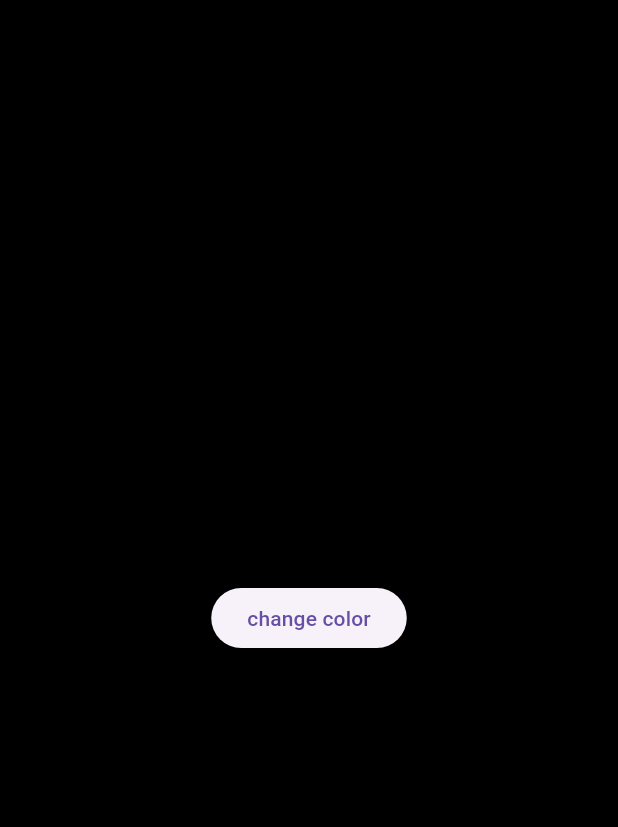
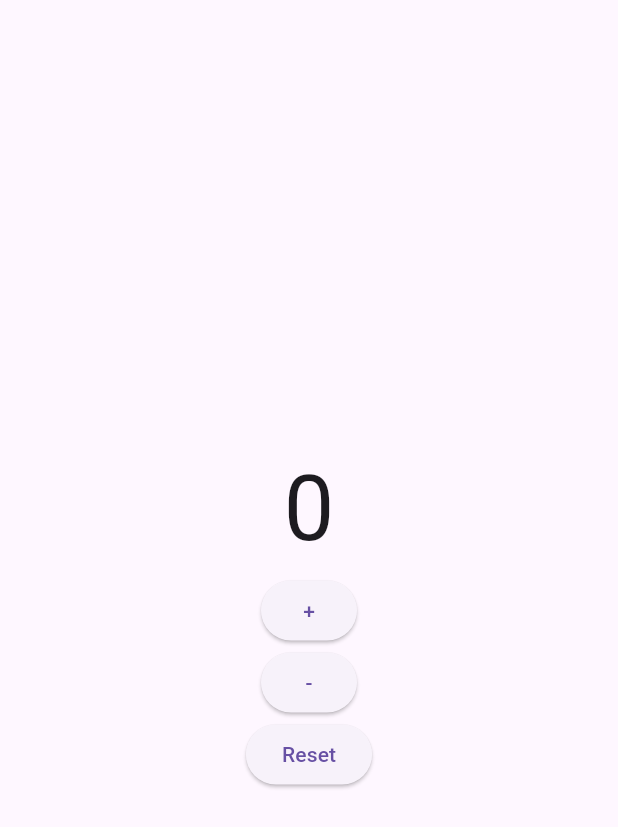
Before and after one commit to Alireza-Seif/simple-bloc, a Flutter app: the screen it shows after launch, on a phone screen of 412 x 824 dp. Shown: the top 827 px of the screen. Run offline on Flutter 3.47's test engine with Material 3 defaults, Android fonts, the phone set to English and light mode, and no system bars; our stand-ins replace flutter_bloc.

Commit message:
feat: building a bloc counter app

```diff
--- /dev/null
+++ b/lib/bloc/counter_bloc/counter_bloc.dart
@@ -0,0 +1,12 @@
+import 'package:flutter_bloc/flutter_bloc.dart';
+import 'package:simple_bloc/bloc/counter_bloc/counter_event.dart';
+import 'package:simple_bloc/bloc/counter_bloc/counter_state.dart';
+
+class CounterBloc extends Bloc<CounterEvent, CounterState> {
+  int counter = 0;
+  CounterBloc() : super(CounterInit(0)) {
+    on<IncreaementPressed>((event, emit) => emit(UpdateCounter(++counter)));
+    on<DecreamentPressed>((event, emit) => emit(UpdateCounter(--counter)));
+    on<ResetPressed>((event, emit) => emit(UpdateCounter(counter = 0)));
+  }
+}
--- /dev/null
+++ b/lib/bloc/counter_bloc/counter_event.dart
@@ -0,0 +1,7 @@
+abstract class CounterEvent{}
+
+class IncreaementPressed extends CounterEvent{}
+
+class DecreamentPressed extends CounterEvent{}
+
+class ResetPressed extends CounterEvent{}
--- /dev/null
+++ b/lib/bloc/counter_bloc/counter_state.dart
@@ -0,0 +1,17 @@
+abstract class CounterState {}
+
+class CounterInit extends CounterState {
+  int counter;
+  CounterInit(this.counter);
+}
+
+class UpdateCounter extends CounterState {
+  int counter;
+  UpdateCounter(this.counter);
+}
+
+
+class ResetCounter extends CounterState {
+  int counter;
+  ResetCounter(this.counter);
+}
--- a/lib/main.dart
+++ b/lib/main.dart
@@ -1,7 +1,7 @@
 import 'package:flutter/material.dart';
 import 'package:flutter_bloc/flutter_bloc.dart';
-import 'package:simple_bloc/bloc/home_bloc.dart';
-import 'package:simple_bloc/ui/home_screen.dart';
+import 'package:simple_bloc/bloc/counter_bloc/counter_bloc.dart';
+import 'package:simple_bloc/ui/counter_screen.dart';
 
 void main() {
   runApp(const MainApp());
@@ -14,8 +14,8 @@ class MainApp extends StatelessWidget {
   Widget build(BuildContext context) {
     return MaterialApp(
       home: BlocProvider(
-        create: (context) => HomeBloc(),
-        child: const HomeScreen(),
+        create: (context) => CounterBloc(),
+        child: const CounterScreen(),
       ),
     );
   }
--- /dev/null
+++ b/lib/ui/counter_screen.dart
@@ -0,0 +1,68 @@
+import 'package:flutter/material.dart';
+import 'package:flutter_bloc/flutter_bloc.dart';
+import 'package:simple_bloc/bloc/counter_bloc/counter_bloc.dart';
+import 'package:simple_bloc/bloc/counter_bloc/counter_event.dart';
+import 'package:simple_bloc/bloc/counter_bloc/counter_state.dart';
+
+class CounterScreen extends StatefulWidget {
+  const CounterScreen({super.key});
+
+  @override
+  State<CounterScreen> createState() => _CounterScreenState();
+}
+
+class _CounterScreenState extends State<CounterScreen> {
+  @override
+  Widget build(BuildContext context) {
+    return Scaffold(
+      body: SafeArea(
+        child: Center(
+          child: Column(
+            mainAxisSize: MainAxisSize.min,
+            children: [
+              BlocBuilder<CounterBloc, CounterState>(
+                builder: ((context, state) {
+                  if (state is CounterInit) {
+                    return Text(
+                      '${state.counter}',
+                      style: const TextStyle(fontSize: 60),
+                    );
+                  }
+                  if (state is UpdateCounter) {
+                    return Text(
+                      '${state.counter}',
+                      style: const TextStyle(fontSize: 60),
+                    );
+                  }
+
+                  if (state is ResetCounter) {
+                    return Text(
+                      '${state.counter * 10}',
+                      style: const TextStyle(fontSize: 60),
+                    );
+                  }
+                  return const Text('error');
+                }),
+              ),
+              ElevatedButton(
+                  onPressed: () {
+                    context.read<CounterBloc>().add(IncreaementPressed());
+                  },
+                  child: const Text('+')),
+              ElevatedButton(
+                  onPressed: () {
+                    context.read<CounterBloc>().add(DecreamentPressed());
+                  },
+                  child: const Text('-')),
+              ElevatedButton(
+                  onPressed: () {
+                    context.read<CounterBloc>().add(ResetPressed());
+                  },
+                  child: const Text('Reset')),
+            ],
+          ),
+        ),
+      ),
+    );
+  }
+}
```
